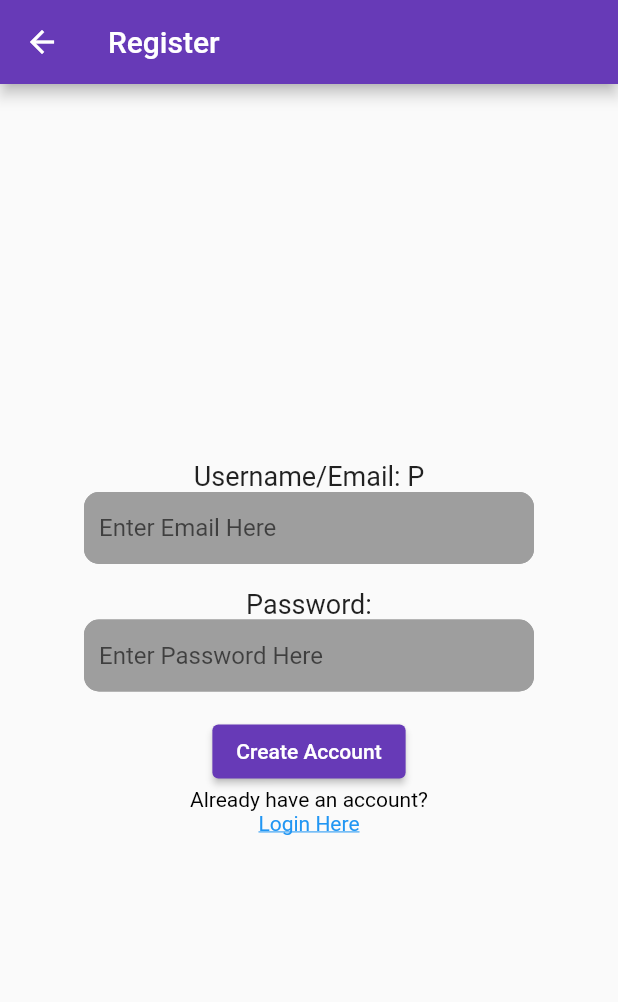
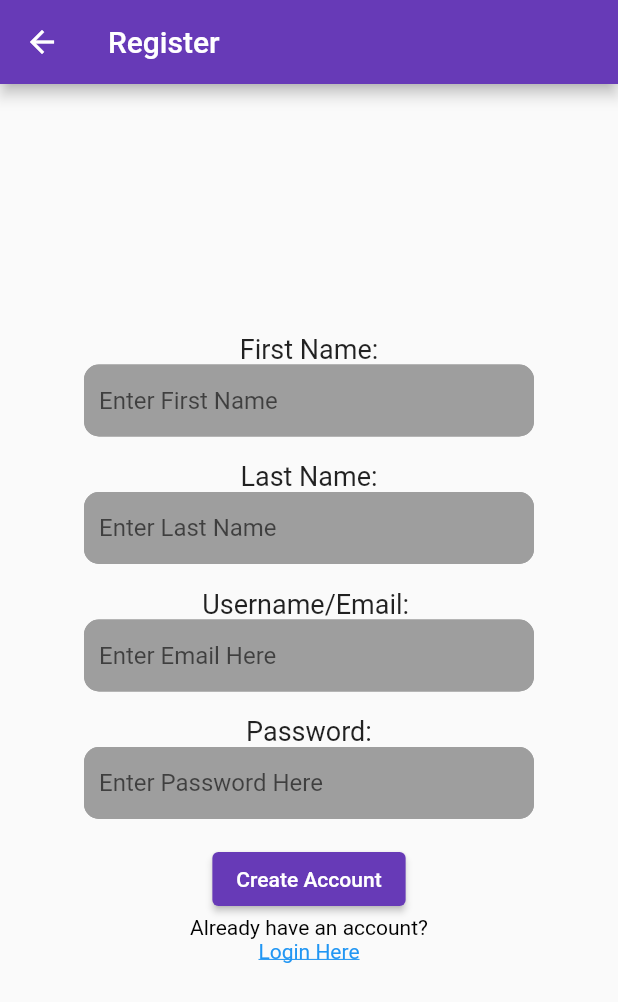
Before and after one commit to PCguyNoah/CodeKidsMobile, a Flutter app: the Register screen opened directly, after a tap on "Create Account", on a phone screen of 412 x 824 dp. Shown: the top 1002 px of the screen. Run offline on Flutter 3.47's test engine with Material 2 defaults, Android fonts, the light colour scheme and no system bars; network calls fail.

Commit message:
register page
updating and fixing register page

```diff
--- a/lib/main.dart
+++ b/lib/main.dart
@@ -221,12 +221,16 @@ class Register extends StatefulWidget {
 }
 
 class _RegisterState extends State<Register> {
+  final TextEditingController firstNameController = TextEditingController();
+  final TextEditingController lastNameController = TextEditingController();
   final TextEditingController usernameController = TextEditingController();
   final TextEditingController passwordController = TextEditingController();
   String registerStatus = '';
 
   @override
   void dispose() {
+    firstNameController.dispose();
+    lastNameController.dispose();
     usernameController.dispose();
     passwordController.dispose();
     super.dispose();
@@ -235,10 +239,14 @@ class _RegisterState extends State<Register> {
   Future<void> _register() async {
     final String apiUrl = 'https://codekidz-5a5dbee745fa.herokuapp.com/api/user/signup';
 
+    final String firstName = firstNameController.text;
+    final String lastName = lastNameController.text;
     final String email = usernameController.text;
     final String password = passwordController.text;
 
     final Map<String, String> data = {
+      'firstName': firstName,
+      'lastName': lastName,
       'email': email,
       'password': password,
     };
@@ -294,11 +302,69 @@ class _RegisterState extends State<Register> {
           mainAxisAlignment: MainAxisAlignment.center,
           children: <Widget>[
             const Text(
-                'Username/Email: P',
-                style: TextStyle(fontSize: 18),
+              'First Name:',
+              style: TextStyle(fontSize: 18),
             ),
             Container(
-              width: 300, // Set the desired width
+              width: 300,
+              child: TextField(
+                controller: firstNameController,
+                decoration: InputDecoration(
+                  hintText: 'Enter First Name',
+                  filled: true,
+                  fillColor: Colors.grey,
+                  border: OutlineInputBorder(
+                    borderRadius: BorderRadius.circular(10.0),
+                    borderSide: BorderSide(color: Colors.grey),
+                  ),
+                  contentPadding: EdgeInsets.all(10),
+                  enabledBorder: OutlineInputBorder(
+                    borderSide: BorderSide(color: Colors.grey),
+                    borderRadius: BorderRadius.circular(10.0),
+                  ),
+                  focusedBorder: OutlineInputBorder(
+                    borderSide: BorderSide(color: Colors.deepPurple),
+                    borderRadius: BorderRadius.circular(10.0),
+                  ),
+                ),
+              ),
+            ),
+            const SizedBox(height: 16),
+            const Text(
+              'Last Name:',
+              style: TextStyle(fontSize: 18),
+            ),
+            Container(
+              width: 300,
+              child: TextField(
+                controller: lastNameController,
+                decoration: InputDecoration(
+                  hintText: 'Enter Last Name',
+                  filled: true,
+                  fillColor: Colors.grey,
+                  border: OutlineInputBorder(
+                    borderRadius: BorderRadius.circular(10.0),
+                    borderSide: BorderSide(color: Colors.grey),
+                  ),
+                  contentPadding: EdgeInsets.all(10),
+                  enabledBorder: OutlineInputBorder(
+                    borderSide: BorderSide(color: Colors.grey),
+                    borderRadius: BorderRadius.circular(10.0),
+                  ),
+                  focusedBorder: OutlineInputBorder(
+                    borderSide: BorderSide(color: Colors.deepPurple),
+                    borderRadius: BorderRadius.circular(10.0),
+                  ),
+                ),
+              ),
+            ),
+            const SizedBox(height: 16),
+            const Text(
+              'Username/Email: ',
+              style: TextStyle(fontSize: 18),
+            ),
+            Container(
+              width: 300,
               child: TextField(
                 controller: usernameController,
                 decoration: InputDecoration(
@@ -309,23 +375,22 @@ class _RegisterState extends State<Register> {
                     borderRadius: BorderRadius.circular(10.0),
                     borderSide: BorderSide(color: Colors.grey),
                   ),
-                  contentPadding: EdgeInsets.all(10), // Padding inside the box
+                  contentPadding: EdgeInsets.all(10),
                   enabledBorder: OutlineInputBorder(
                     borderSide: BorderSide(color: Colors.grey),
                     borderRadius: BorderRadius.circular(10.0),
                   ),
                   focusedBorder: OutlineInputBorder(
-                    borderSide: BorderSide(color: Colors.deepPurple), // Border color when focused
+                    borderSide: BorderSide(color: Colors.deepPurple),
                     borderRadius: BorderRadius.circular(10.0),
                   ),
                 ),
               ),
-
             ),
             const SizedBox(height: 16),
             const Text(
-                'Password:',
-                style: TextStyle(fontSize: 18),
+              'Password:',
+              style: TextStyle(fontSize: 18),
             ),
             Container(
               width: 300,
@@ -334,19 +399,19 @@ class _RegisterState extends State<Register> {
                 obscureText: true,
                 decoration: InputDecoration(
                   hintText: 'Enter Password Here',
-                  filled: true,            // Set to true to fill the background with a color
-                  fillColor: Colors.grey,  // Background color
+                  filled: true,
+                  fillColor: Colors.grey,
                   border: OutlineInputBorder(
                     borderRadius: BorderRadius.circular(10.0),
                     borderSide: BorderSide(color: Colors.grey),
                   ),
-                  contentPadding: EdgeInsets.all(10), // Padding inside the box
+                  contentPadding: EdgeInsets.all(10),
                   enabledBorder: OutlineInputBorder(
                     borderSide: BorderSide(color: Colors.grey),
                     borderRadius: BorderRadius.circular(10.0),
                   ),
                   focusedBorder: OutlineInputBorder(
-                    borderSide: BorderSide(color: Colors.deepPurple), // Border color when focused
+                    borderSide: BorderSide(color: Colors.deepPurple),
                     borderRadius: BorderRadius.circular(10.0),
                   ),
                 ),
@@ -360,7 +425,7 @@ class _RegisterState extends State<Register> {
             Text(
               "Already have an account?",
               style: TextStyle(
-                color: Colors.black, // Customize the text color
+                color: Colors.black,
               ),
             ),
             GestureDetector(
@@ -368,8 +433,8 @@ class _RegisterState extends State<Register> {
               child: Text(
                 'Login Here',
                 style: TextStyle(
-                  color: Colors.blue, // Customize the text color
-                  decoration: TextDecoration.underline, // Add underline effect
+                  color: Colors.blue,
+                  decoration: TextDecoration.underline,
                 ),
               ),
             ),
@@ -387,6 +452,10 @@ class _RegisterState extends State<Register> {
 }
 
 // Dashboard
+
+
+
+
 class DashBoard extends StatelessWidget {
   @override
   Widget build(BuildContext context) {
```
